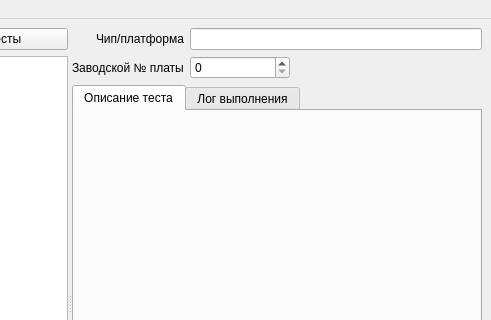
This is rumboot/testing/testing_gui_main_window.ui in nekromant/rumboot-tools as Qt 5 draws it before an edit; both pictures show x 421 to 912 and y 0 to 320 of the 912 by 609 pixel window. The edited form follows.
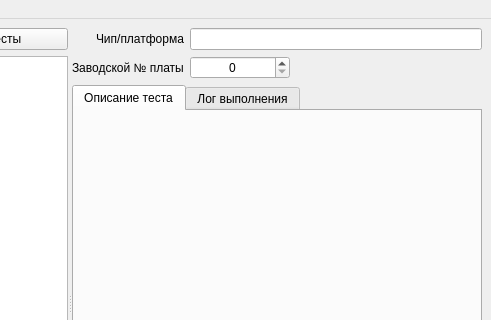
This is the edited form.

Diff of the .ui file:
```diff
--- a/rumboot/testing/testing_gui_main_window.ui
+++ b/rumboot/testing/testing_gui_main_window.ui
@@ -77,6 +77,12 @@
               <height>16777215</height>
              </size>
             </property>
+            <property name="alignment">
+             <set>Qt::AlignCenter</set>
+            </property>
+            <property name="maximum">
+             <number>1000000</number>
+            </property>
            </widget>
           </item>
           <item row="0" column="0">
```
Left out of the diff: 35 changed lines with no effect on the pictures.
